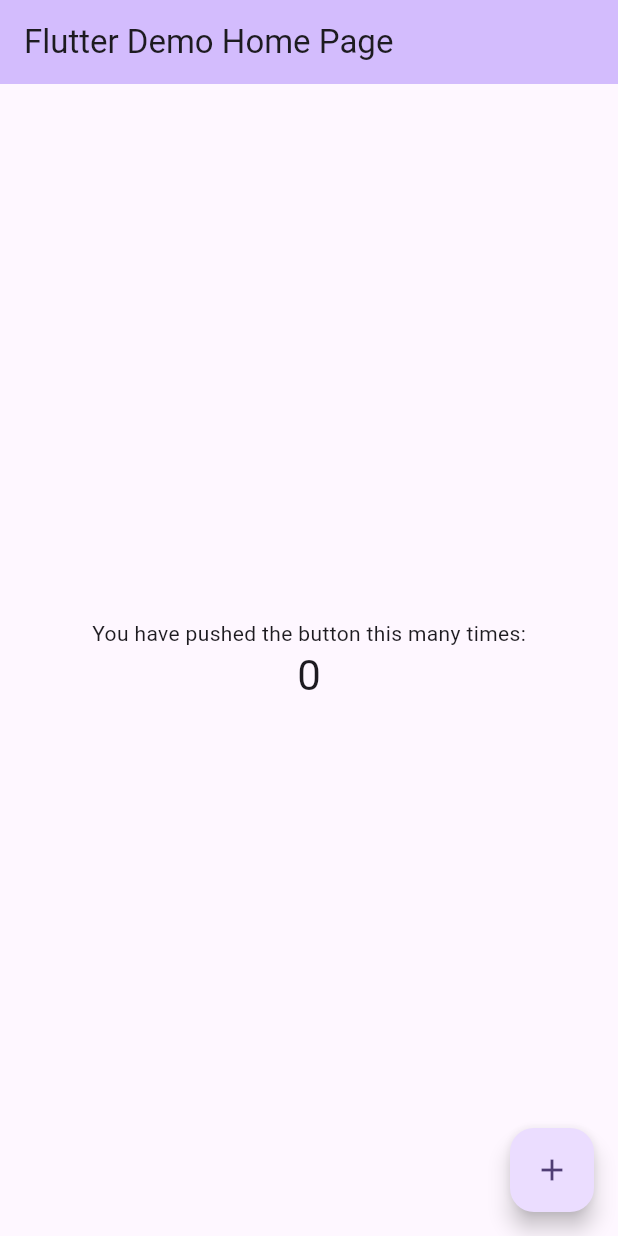
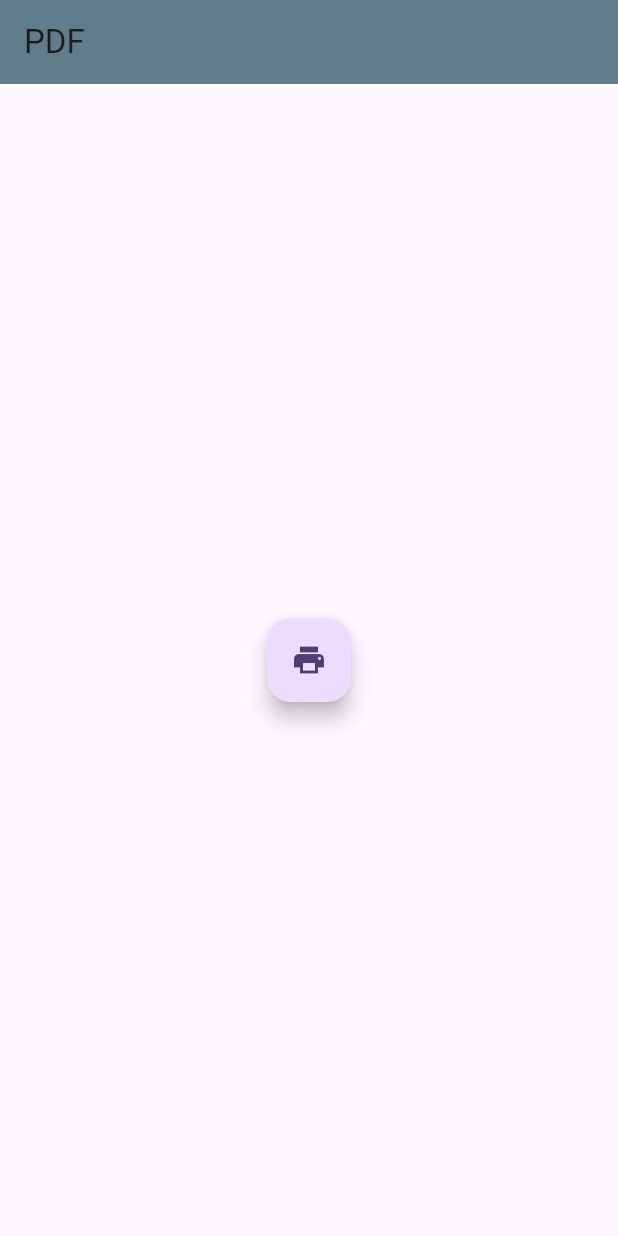
Before and after one commit to Marques960/PDF-Document-FLutter, a Flutter app: the screen it shows after launch, on a phone screen of 412 x 824 dp. Run offline on Flutter 3.47's test engine with Material 3 defaults, Android fonts, the phone set to English and light mode, and no system bars; our stand-ins replace pdf, printing.

Commit message:
pdf creation

```diff
--- a/pdfwebapp/lib/main.dart
+++ b/pdfwebapp/lib/main.dart
@@ -1,4 +1,18 @@
+// ignore_for_file:depend_on_referenced_packages
+// ignore_for_file: prefer_const_literals_to_create_immutables
+// ignore_for_file: prefer_const_constructors
+// ignore_for_file: camel_case_types
+// ignore_for_file: prefer_const_declarations
+// ignore_for_file:
+// ignore_for_file:
+// ignore_for_file:
+// ignore_for_file:
+
+
+//imports
 import 'package:flutter/material.dart';
+import 'package:pdfwebapp/pdf_page.dart';
+
 
 void main() {
   runApp(const MyApp());
@@ -7,64 +21,16 @@ void main() {
 class MyApp extends StatelessWidget {
   const MyApp({super.key});
 
-  // This widget is the root of your application.
   @override
   Widget build(BuildContext context) {
     return MaterialApp(
-      title: 'Flutter Demo',
+      debugShowCheckedModeBanner: false,
+      title: 'Flutter PDF Printer',
       theme: ThemeData(
         colorScheme: ColorScheme.fromSeed(seedColor: Colors.deepPurple),
         useMaterial3: true,
       ),
-      home: const MyHomePage(title: 'Flutter Demo Home Page'),
+      home: const Pdfpage(),
     );
   }
 }
-
-class MyHomePage extends StatefulWidget {
-  const MyHomePage({super.key, required this.title});
-
-  final String title;
-
-  @override
-  State<MyHomePage> createState() => _MyHomePageState();
-}
-
-class _MyHomePageState extends State<MyHomePage> {
-  int _counter = 0;
-
-  void _incrementCounter() {
-    setState(() {
-      _counter++;
-    });
-  }
-
-  @override
-  Widget build(BuildContext context) {
-    return Scaffold(
-      appBar: AppBar(
-        backgroundColor: Theme.of(context).colorScheme.inversePrimary,
-        title: Text(widget.title),
-      ),
-      body: Center(
-        child: Column(
-          mainAxisAlignment: MainAxisAlignment.center,
-          children: <Widget>[
-            const Text(
-              'You have pushed the button this many times:',
-            ),
-            Text(
-              '$_counter',
-              style: Theme.of(context).textTheme.headlineMedium,
-            ),
-          ],
-        ),
-      ),
-      floatingActionButton: FloatingActionButton(
-        onPressed: _incrementCounter,
-        tooltip: 'Increment',
-        child: const Icon(Icons.add),
-      ),
-    );
-  }
-}
--- /dev/null
+++ b/pdfwebapp/lib/pdf_page.dart
@@ -0,0 +1,90 @@
+
+
+// ignore_for_file: depend_on_referenced_packages, prefer_const_constructors, camel_case_types, prefer_const_declarations
+
+import 'package:flutter/material.dart';
+import 'package:pdf/widgets.dart' as pw;
+import 'package:printing/printing.dart';
+import 'package:pdf/pdf.dart';
+
+class Pdfpage extends StatefulWidget {
+  const Pdfpage({super.key});
+
+  @override
+  State<Pdfpage> createState() => _pdfpageState();
+}
+
+class _pdfpageState extends State<Pdfpage> {
+
+  // Method for printing the PDF
+  Future<void> _printPdf() async {
+    final pdf = pw.Document();
+    pdf.addPage(
+      pw.Page(
+        build: (pw.Context context) {
+          return pw.Center(
+            child: pw.Container(
+              width: 600,
+              height: 400,
+              color: PdfColor.fromInt(0),
+              child: pw.Center(
+                child: pw.Column(
+                  children: [
+                    pw.Container(
+                      height: 200,
+                      child: pw.CustomPaint(
+                        size: PdfPoint(300, 300),
+                        painter: drawBarChart,
+                      ),
+                    ),
+                  ],
+                ),
+              ),
+            ),
+          );
+        },
+      ),
+    );
+    await Printing.layoutPdf(
+      onLayout: (PdfPageFormat format) async => pdf.save(),
+    );
+  }
+
+  //pdf
+  void drawBarChart(PdfGraphics canvas, PdfPoint size) {
+    final data = [50, 40, 30, 20, 10];
+    final barWidth = size.x / (2 * data.length);
+    final maxDataValue = data.reduce((a, b) => a > b ? a : b);
+
+    for (int i = 0; i < data.length; i++) {
+      final barHeight = (data[i] / maxDataValue) * size.y;
+      final x = i * 2 * barWidth;
+      final int y = 0;
+      canvas.drawRect(x, y as double, barWidth, barHeight);
+      canvas.setFillColor(PdfColors.blue);
+      canvas.fillPath();
+    }
+  }
+
+  @override
+  Widget build(BuildContext context) {
+    return Scaffold(
+      appBar: AppBar(
+        backgroundColor: Colors.blueGrey,
+        title: Text("PDF"),
+      ),
+      body: Center(
+        child: Column(
+          mainAxisAlignment: MainAxisAlignment.center,
+          children: [
+            FloatingActionButton(
+            onPressed: _printPdf,
+            tooltip: 'Print',
+            child: const Icon(Icons.print),
+          ),
+          ],
+        ),
+      ),
+    );
+  }
+}
```
Also changed, not shown: pdfwebapp/pubspec.yaml (+4 -73 lines), 5 other files.
